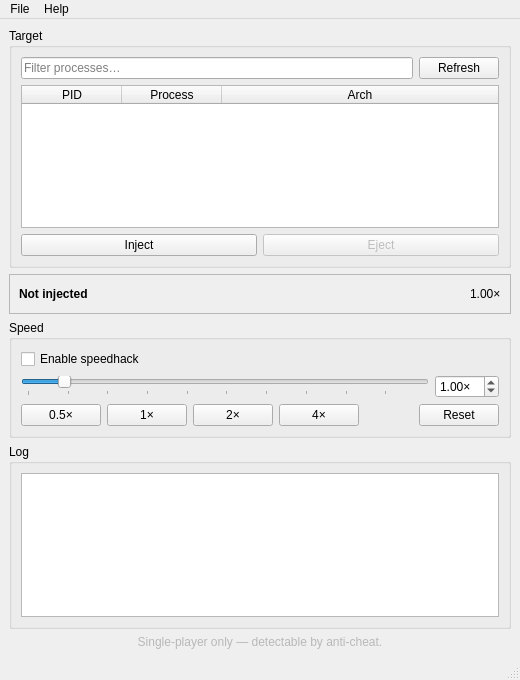
Qt form mainwindow.ui (kyokyotosh/almost-universal-speedhack) before a commit.
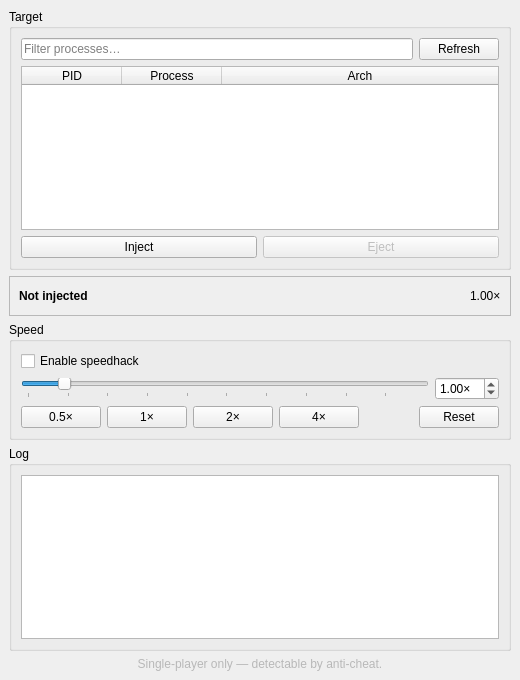
The same form after that commit.

Commit message: Remove unused actions from MainWindow signal connections

```diff
--- a/mainwindow.ui
+++ b/mainwindow.ui
@@ -304,51 +304,6 @@
     </item>
    </layout>
   </widget>
-  <widget class="QMenuBar" name="menubar">
-   <property name="geometry">
-    <rect>
-     <x>0</x>
-     <y>0</y>
-     <width>520</width>
-     <height>22</height>
-    </rect>
-   </property>
-   <widget class="QMenu" name="menuFile">
-    <property name="title">
-     <string>File</string>
-    </property>
-    <addaction name="actionSettings"/>
-    <addaction name="separator"/>
-    <addaction name="actionQuit"/>
-   </widget>
-   <widget class="QMenu" name="menuHelp">
-    <property name="title">
-     <string>Help</string>
-    </property>
-    <addaction name="actionAbout"/>
-   </widget>
-   <addaction name="menuFile"/>
-   <addaction name="menuHelp"/>
-  </widget>
-  <widget class="QStatusBar" name="statusbar"/>
-  <action name="actionSettings">
-   <property name="text">
-    <string>Settings…</string>
-   </property>
-  </action>
-  <action name="actionQuit">
-   <property name="text">
-    <string>Quit</string>
-   </property>
-   <property name="shortcut">
-    <string>Ctrl+Q</string>
-   </property>
-  </action>
-  <action name="actionAbout">
-   <property name="text">
-    <string>About</string>
-   </property>
-  </action>
  </widget>
  <resources/>
  <connections/>
```
The commit also changes 1 other file.
